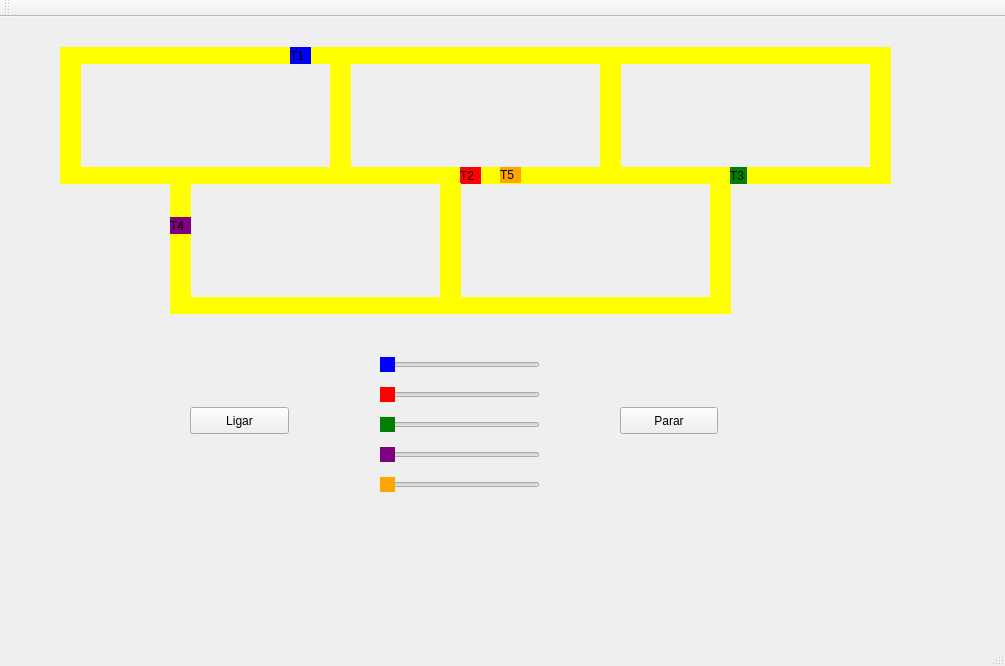
Above: mainwindow.ui from Igorsb3000/Trabalho-Pratico-2-SO before the change. Below: the same form after it.
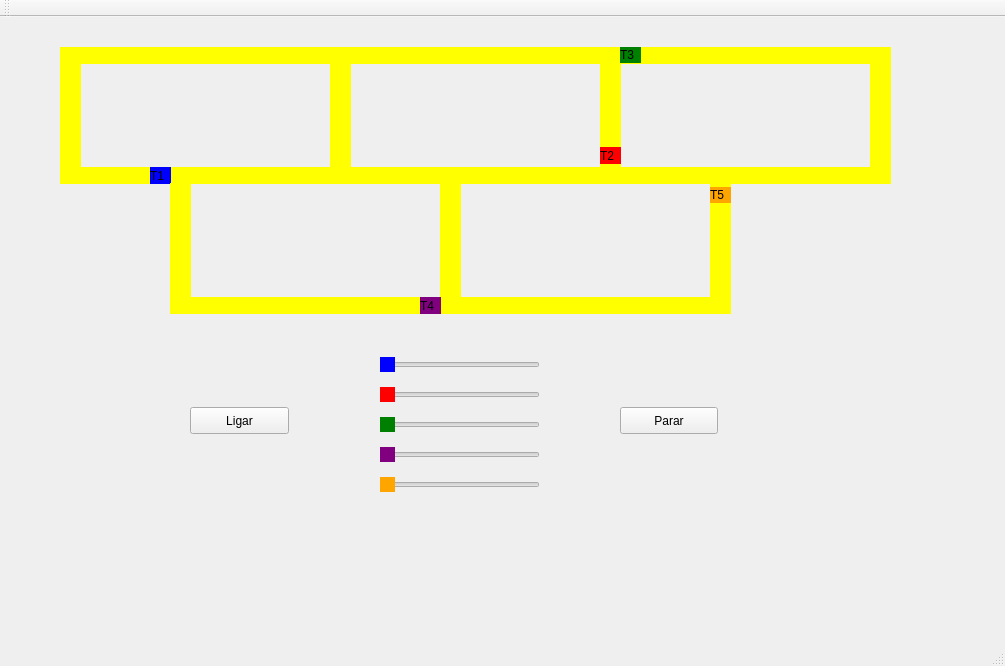
That is the form after the change.

Commit message: feat(adding_semaphores): still bugado kkkk

Diff of the .ui file:
```diff
--- a/mainwindow.ui
+++ b/mainwindow.ui
@@ -17,8 +17,8 @@
    <widget class="QLabel" name="label_trem1">
     <property name="geometry">
      <rect>
-      <x>290</x>
-      <y>30</y>
+      <x>150</x>
+      <y>150</y>
       <width>21</width>
       <height>17</height>
      </rect>
@@ -171,8 +171,8 @@
    <widget class="QLabel" name="label_trem2">
     <property name="geometry">
      <rect>
-      <x>460</x>
-      <y>150</y>
+      <x>600</x>
+      <y>130</y>
       <width>21</width>
       <height>17</height>
      </rect>
@@ -315,10 +315,10 @@
    <widget class="QLabel" name="label_trem3">
     <property name="geometry">
      <rect>
-      <x>730</x>
-      <y>150</y>
-      <width>17</width>
-      <height>17</height>
+      <x>620</x>
+      <y>30</y>
+      <width>21</width>
+      <height>16</height>
      </rect>
     </property>
     <property name="styleSheet">
@@ -331,8 +331,8 @@
    <widget class="QLabel" name="label_trem4">
     <property name="geometry">
      <rect>
-      <x>170</x>
-      <y>200</y>
+      <x>420</x>
+      <y>280</y>
       <width>21</width>
       <height>17</height>
      </rect>
@@ -347,8 +347,8 @@
    <widget class="QLabel" name="label_trem5">
     <property name="geometry">
      <rect>
-      <x>500</x>
-      <y>150</y>
+      <x>710</x>
+      <y>170</y>
       <width>21</width>
       <height>16</height>
      </rect>
```
Left out of the diff: 445 changed lines with no effect on the pictures. The commit also changes 2 other files.
